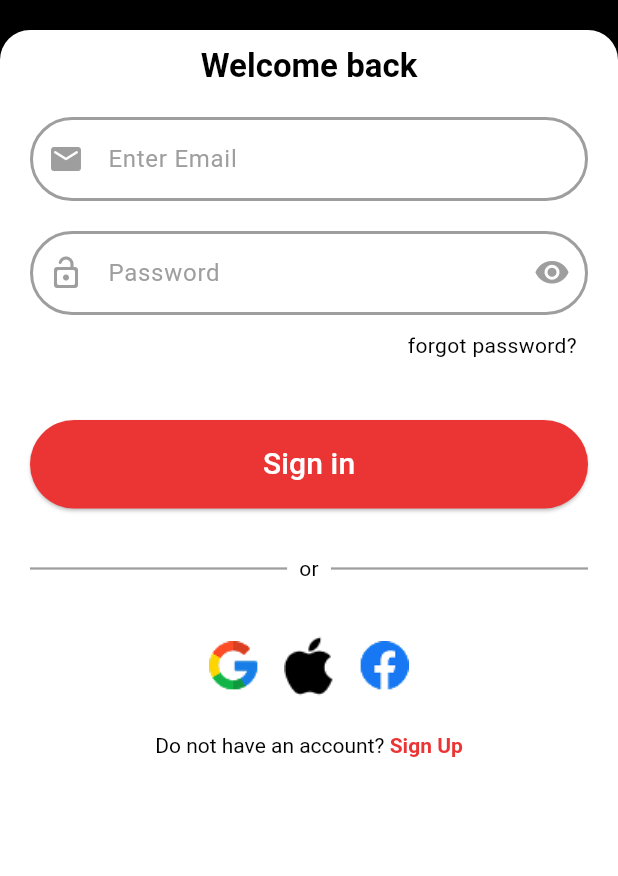
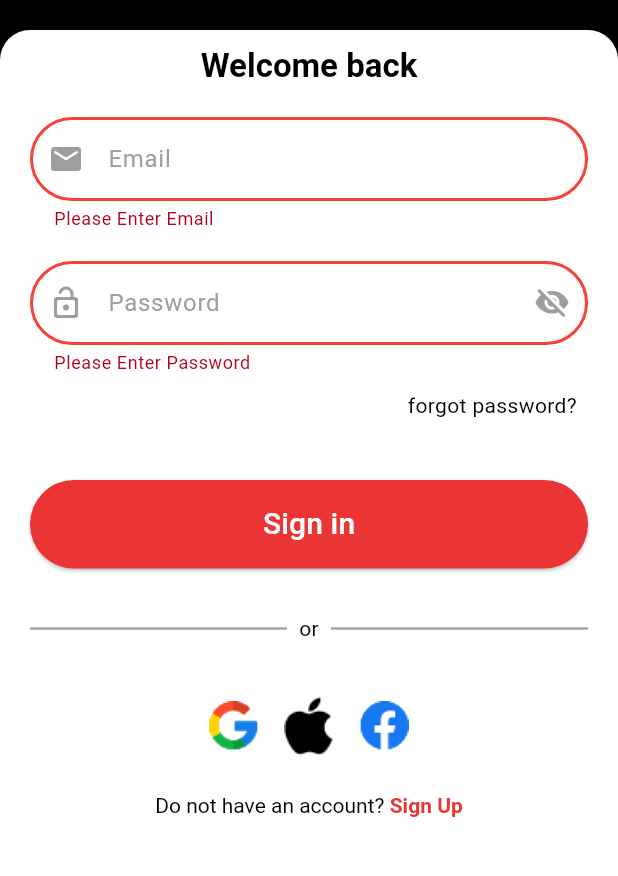
Before and after one commit to SMparthSharma/Melo-chat, a Flutter app: the LoginScreen screen opened directly, after a tap on "Sign in", on a phone screen of 412 x 824 dp, the part 264-1140 px from its top. Run offline on Flutter 3.47's test engine with Material 3 defaults, Android fonts, the phone set to English and light mode, and no system bars.

Commit message:
"auth ui field validation"

```diff
--- a/lib/config/theme/app_theme.dart
+++ b/lib/config/theme/app_theme.dart
@@ -45,6 +45,15 @@ class AppTheme {
         borderRadius: BorderRadius.circular(40),
         borderSide: BorderSide(width: 2, color: Colors.grey),
       ),
+      errorBorder: OutlineInputBorder(
+        borderRadius: BorderRadius.circular(40),
+        borderSide: BorderSide(width: 2, color: Colors.red),
+      ),
+      focusedErrorBorder: OutlineInputBorder(
+        borderRadius: BorderRadius.circular(40),
+        borderSide: BorderSide(width: 2, color: Colors.grey),
+      ),
+
     ),
   );
 }
--- a/lib/core/common/custom_text_field.dart
+++ b/lib/core/common/custom_text_field.dart
@@ -5,8 +5,8 @@ class CustomTextField extends StatelessWidget {
   final String hintText;
   final bool obscure;
   final TextInputType keybordType;
-  final IconData? prefixIcon;
-  final IconData? suffixIcon;
+  final Widget? prefixIcon;
+  final Widget? suffixIcon;
   final FocusNode? focusNode;
   final String? Function(String?)? validator;
   const CustomTextField({
@@ -29,11 +29,13 @@ class CustomTextField extends StatelessWidget {
       keyboardType: keybordType,
       obscureText: obscure,
       validator: validator,
+      autovalidateMode: AutovalidateMode.onUserInteraction,
       cursorColor: Colors.grey,
+      cursorErrorColor: Colors.grey,
       decoration: InputDecoration(
         hintText: hintText,
-        prefixIcon: Icon(prefixIcon, color: Colors.grey),
-        suffixIcon: Icon(suffixIcon, color: Colors.grey),
+        prefixIcon: prefixIcon,
+        suffixIcon: suffixIcon,
       ),
     );
   }
--- a/lib/presentation/screen/auth/login_screen.dart
+++ b/lib/presentation/screen/auth/login_screen.dart
@@ -2,11 +2,12 @@ import 'package:chat_app/config/theme/app_theme.dart';
 import 'package:chat_app/core/common/custom_button.dart';
 import 'package:chat_app/core/common/custom_text_field.dart';
 import 'package:chat_app/presentation/screen/auth/signUp_screen.dart';
+import 'package:flutter/cupertino.dart';
 import 'package:flutter/gestures.dart';
 import 'package:flutter/material.dart';
 
 class LoginScreen extends StatefulWidget {
-  static route() => MaterialPageRoute(builder: (context) => LoginScreen());
+  static route() => CupertinoPageRoute(builder: (context) => LoginScreen());
   const LoginScreen({super.key});
 
   @override
@@ -14,14 +15,45 @@ class LoginScreen extends StatefulWidget {
 }
 
 class _LoginScreenState extends State<LoginScreen> {
+  final _formKey=GlobalKey<FormState>();
+  final TextEditingController _emailController = TextEditingController();
+  final TextEditingController _passwordController = TextEditingController();
+  final _focusEmail=FocusNode();
+  final _focusPassword=FocusNode();
+  bool isPasswordVisible=false;
+  @override
+  void dispose() {
+_emailController.dispose();
+_passwordController.dispose();
+_focusEmail.dispose();
+_focusPassword.dispose();
+super.dispose();
+  }
+  String? _validateEmail(String? value){
+    if(value==null||value.isEmpty){
+      return 'Please Enter Email';
+    }
+    final emailRegex = RegExp(r'^[\w-\.]+@([\w-]+\.)+[\w-]{2,4}$');
+    if (!emailRegex.hasMatch(value)) {
+      return 'Please enter a valid email address (e.g., example@email.com)';
+    }
+    return null;
+  }
+  String? _validatePassword(String? value){
+    if(value==null||value.isEmpty){
+      return 'Please Enter Password';
+    }
+
+    return null;
+  }
   @override
   Widget build(BuildContext context) {
-    final TextEditingController emailController = TextEditingController();
-    final TextEditingController passwordController = TextEditingController();
+
     return Scaffold(
       backgroundColor: Colors.black,
       appBar: AppBar(),
       body: Form(
+        key: _formKey,
         child: Column(
           spacing: 20,
           children: [
@@ -40,6 +72,7 @@ class _LoginScreenState extends State<LoginScreen> {
                   color: Colors.white,
                   borderRadius: BorderRadius.vertical(top: Radius.circular(20)),
                 ),
+                child: SingleChildScrollView(
                   child: Column(
                     children: [
                       const SizedBox(height: 10),
@@ -51,19 +84,25 @@ class _LoginScreenState extends State<LoginScreen> {
                       ),
                       const SizedBox(height: 20),
                       CustomTextField(
-                      controller: emailController,
-                      hintText: 'Enter Email',
+                        controller: _emailController,
+                        hintText: 'Email',
                         keybordType: TextInputType.emailAddress,
-                      prefixIcon: Icons.email_rounded,
+                        prefixIcon:Icon(Icons.email_rounded,color: Colors.grey,),
+                        focusNode: _focusEmail,
+                        validator: _validateEmail,
                       ),
                       const SizedBox(height: 20),
                       CustomTextField(
-                      controller: passwordController,
+                        controller: _passwordController,
                         hintText: 'Password',
                         keybordType: TextInputType.text,
-                      prefixIcon: Icons.lock_open_rounded,
-                      obscure: true,
-                      suffixIcon: Icons.visibility_rounded,
+                        prefixIcon:Icon(Icons.lock_open_rounded,color: Colors.grey,),
+                        obscure: !isPasswordVisible,
+                        suffixIcon: IconButton(onPressed: (){setState(() {
+                          isPasswordVisible= !isPasswordVisible;
+                        });}, icon: Icon(isPasswordVisible? Icons.visibility_rounded:Icons.visibility_off_rounded,color: Colors.grey,)),
+                        focusNode: _focusPassword,
+                        validator: _validatePassword,
                       ),
                       const SizedBox(height: 10),
                       Row(
@@ -71,7 +110,10 @@ class _LoginScreenState extends State<LoginScreen> {
                         children: [Text('forgot password?  ')],
                       ),
                       const SizedBox(height: 40),
-                    CustomButton(onPressed: () {}, text: 'Sign in'),
+                      CustomButton(onPressed: () {
+                        FocusScope.of(context).unfocus();
+                        if(_formKey.currentState?.validate()??false){}
+                      }, text: 'Sign in'),
                       const SizedBox(height: 30),
                       Row(
                         children: [
@@ -132,6 +174,7 @@ class _LoginScreenState extends State<LoginScreen> {
                   ),
                 ),
               ),
+            ),
           ],
         ),
       ),
```
Also changed, not shown: lib/presentation/screen/auth/signup_screen.dart (+99 -26 lines). Lines whose indentation alone changed are shown as unchanged.
